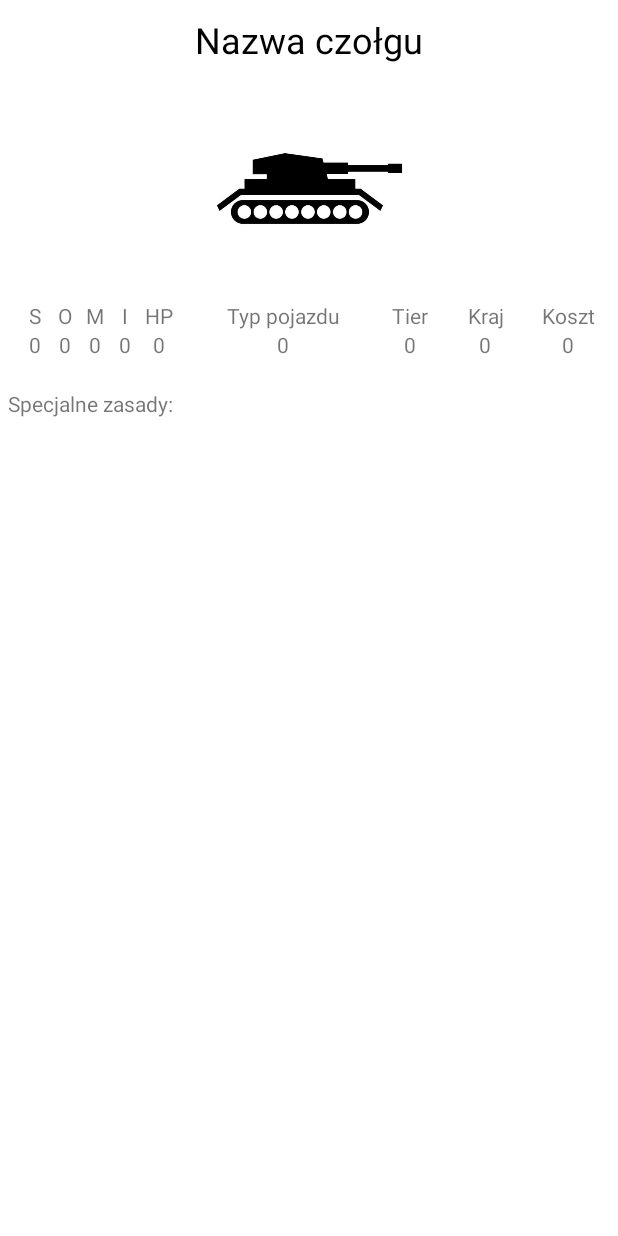
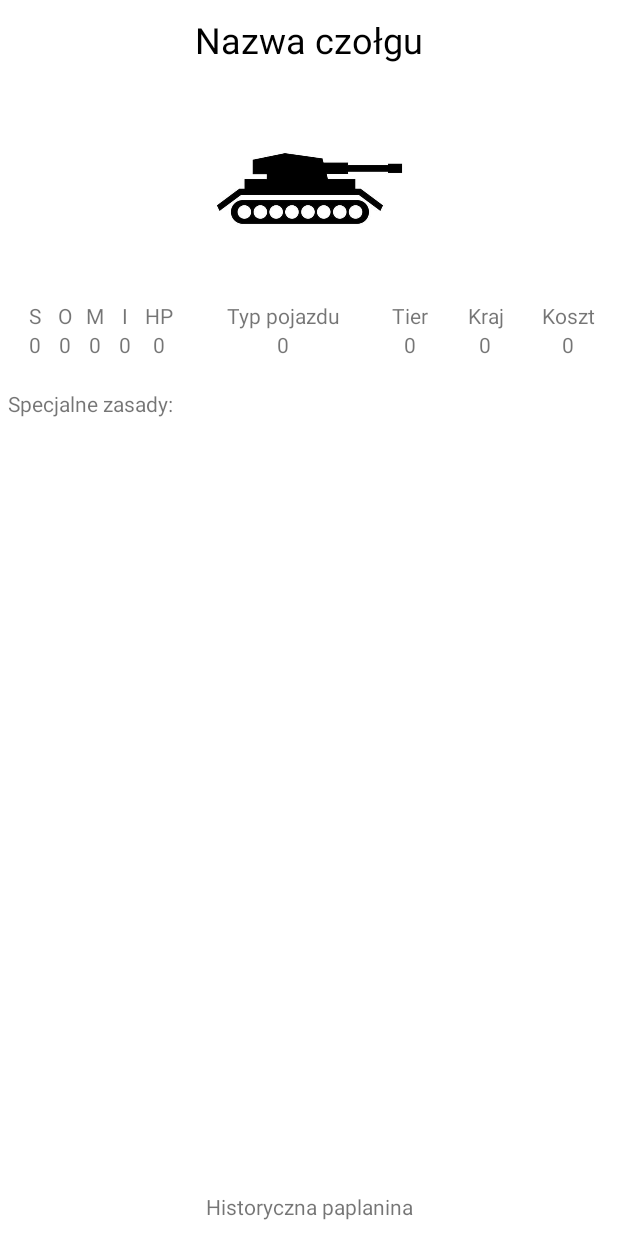
Before and after one commit to MrDeliciousX/MiniTanksWOT, an Android app: the layout activity_tank_profile.xml on its own in the app's theme, with its tools: preview values and no code run, on a phone screen of 412 x 824 dp. Run offline under Robolectric (Android 15) with nearby library versions, the phone set to English and light mode, and no system bars.

Commit message:
kolejna poprawa profilu czołgu i chyba wypadałoby w razie czego zrobić ten commit choć nadal pracuję

```diff
--- a/app/src/main/java/com/mrdelicious/minitankswot/TanksActivity.java
+++ b/app/src/main/java/com/mrdelicious/minitankswot/TanksActivity.java
@@ -35,7 +35,9 @@ public class TanksActivity extends AppCompatActivity {
         ShowTanksOnListView(dbHelper);
 
         lvTanks.setOnItemClickListener((parent, view, position, id) -> {
+            String tank = String.valueOf(parent.getItemAtPosition(position));
             Intent intent = new Intent(TanksActivity.this, TankProfileActivity.class);
+            intent.putExtra("name", tank);
             startActivity(intent);
         });
     }
--- a/app/src/main/res/layout/activity_tank_profile.xml
+++ b/app/src/main/res/layout/activity_tank_profile.xml
@@ -183,10 +183,13 @@
         android:layout_marginStart="5dp"
         android:layout_marginTop="20dp"
         android:layout_marginEnd="5dp"
+        android:layout_marginBottom="10dp"
         android:orientation="vertical"
+        app:layout_constraintBottom_toTopOf="@+id/tankProfile_history"
         app:layout_constraintEnd_toEndOf="parent"
         app:layout_constraintStart_toStartOf="parent"
-        app:layout_constraintTop_toBottomOf="@+id/tankProfile_stats">
+        app:layout_constraintTop_toBottomOf="@+id/tankProfile_stats"
+        app:layout_constraintVertical_bias="0.0">
 
         <TextView
             android:id="@+id/tankProfile_addRules"
@@ -199,4 +202,16 @@
             android:layout_width="wrap_content"
             android:layout_height="wrap_content" />
     </LinearLayout>
+
+    <TextView
+        android:id="@+id/tankProfile_history"
+        android:layout_width="wrap_content"
+        android:layout_height="wrap_content"
+        android:layout_marginStart="10dp"
+        android:layout_marginEnd="10dp"
+        android:layout_marginBottom="10dp"
+        android:text="@string/history_text"
+        app:layout_constraintBottom_toBottomOf="parent"
+        app:layout_constraintEnd_toEndOf="parent"
+        app:layout_constraintStart_toStartOf="parent" />
 </androidx.constraintlayout.widget.ConstraintLayout>
--- a/app/src/main/res/values/strings.xml
+++ b/app/src/main/res/values/strings.xml
@@ -37,5 +37,6 @@
     <string name="stat_nation">Kraj</string>
     <string name="stat_cost">Koszt</string>
     <string name="stat_special_rules">Specjalne zasady:</string>
+    <string name="history_text">Historyczna paplanina</string>
 
 </resources>
```
Also changed, not shown: app/src/main/java/com/mrdelicious/minitankswot/TankProfileActivity.java (+108 -1 lines), app/src/main/res/drawable-v24/archer.png (added).
